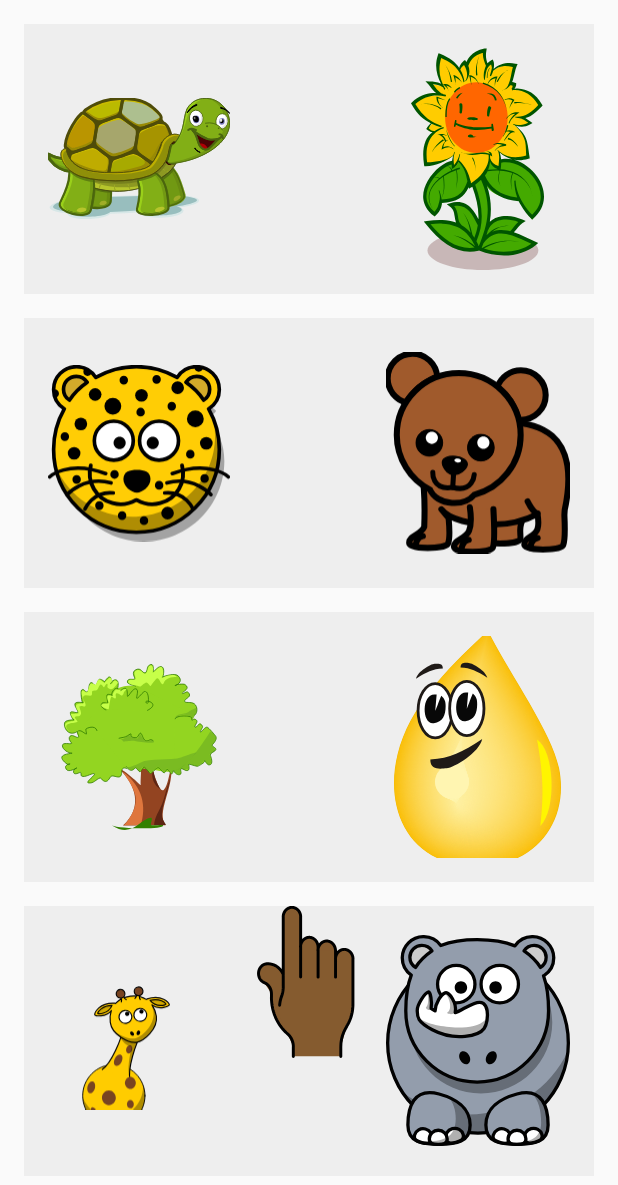
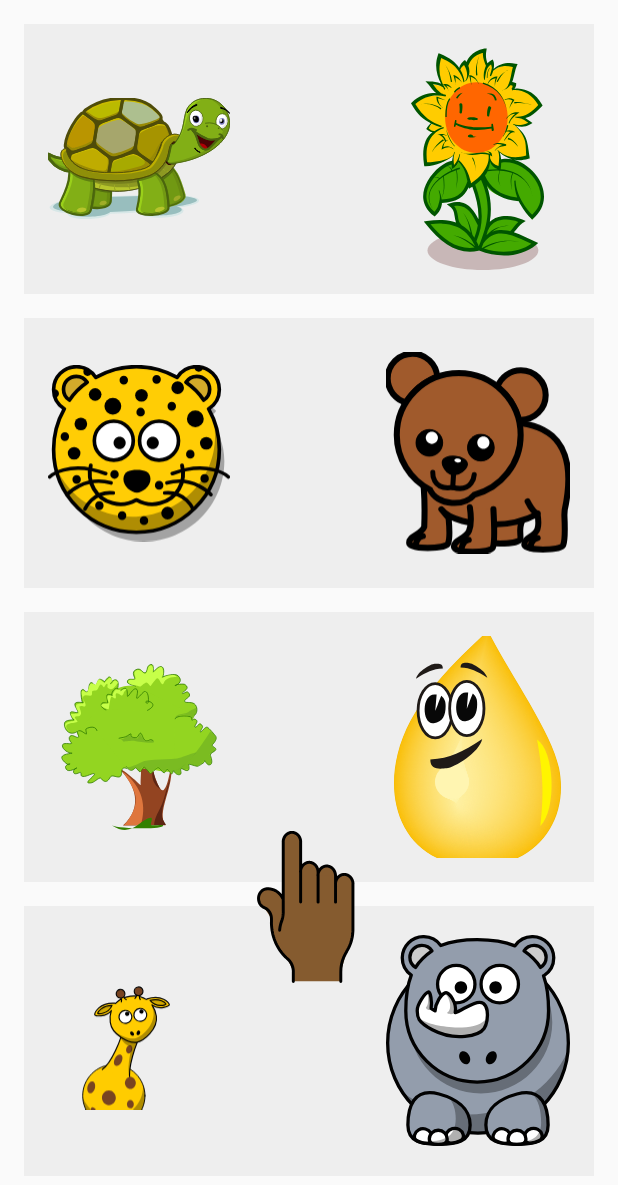
Before and after one commit to elimu-ai/start-guide, an Android app: the screen it shows after launch (SwipeUpDownActivity), on a phone screen of 412 x 824 dp. Shown: the top 1185 px of the screen. Run offline under Robolectric (Android 15) with nearby library versions, the phone set to English and light mode, and no system bars.

Commit message:
Added gesture detector and the scroll down explanation

```diff
--- a/app/src/main/java/org/literacyapp/startguide/content/swipe/SwipeUpDownActivity.java
+++ b/app/src/main/java/org/literacyapp/startguide/content/swipe/SwipeUpDownActivity.java
@@ -5,21 +5,31 @@ import android.os.Bundle;
 import android.support.v7.app.AppCompatActivity;
 import android.support.v7.widget.LinearLayoutManager;
 import android.support.v7.widget.RecyclerView;
+import android.view.GestureDetector;
+import android.view.MotionEvent;
+import android.view.View;
 
 import org.literacyapp.startguide.R;
 import org.literacyapp.startguide.util.AnimationHelper;
+import org.literacyapp.startguide.util.MediaPlayerHelper;
 
 
 /**
  *
  */
-public class SwipeUpDownActivity extends AppCompatActivity {
+public class SwipeUpDownActivity extends AppCompatActivity implements GestureDetector.OnGestureListener {
+
+    private GestureDetector mGestureDetector;
+    private View mHandView;
+    private boolean detectUp = true;
+    private boolean detectDown = false;
 
     @Override
     protected void onCreate(Bundle savedInstanceState) {
         super.onCreate(savedInstanceState);
-        setContentView(R.layout.activity_main);
+        setContentView(R.layout.activity_swipe_up_down);
 
+        //List of images
         TypedArray imagesArray = getResources().obtainTypedArray(R.array.image_files);
         SwipeUpDownAdapter adapter = new SwipeUpDownAdapter(imagesArray);
 
@@ -27,9 +37,102 @@ public class SwipeUpDownActivity extends AppCompatActivity {
         recyclerView.setLayoutManager(new LinearLayoutManager(this));
         recyclerView.setAdapter(adapter);
 
-        // TODO: 04/02/2017 play "Swipe to scroll up"
-        //MediaPlayerHelper.play(this, R.raw.);
+        //Hand view
+        mHandView = findViewById(R.id.hand);
 
-        AnimationHelper.animateView(this, findViewById(R.id.hand), R.anim.slide_up);
+        //Add gesture detector
+        mGestureDetector = new GestureDetector(this, this);
+        recyclerView.setOnTouchListener(new View.OnTouchListener() {
+            @Override
+            public boolean onTouch(View v, MotionEvent event) {
+                return mGestureDetector.onTouchEvent(event);
+            }
+        });
+
+        showScrollUp();
     }
+
+    /**
+     * Scroll up explanation with audio and hand animation
+     */
+    private void showScrollUp() {
+        //TODO: 04/02/2017 update audio file (en, sw) "Swipe to scroll up"
+        MediaPlayerHelper.play(this, R.raw.scroll_up);
+        AnimationHelper.animateView(this, mHandView, R.anim.slide_up);
+    }
+
+    /**
+     * Scroll down explanation with audio and hand animation
+     */
+    private void showScrollDown() {
+        //TODO: 05/02/2017 update audio file (en, sw) "Swipe to scroll down"
+        MediaPlayerHelper.play(this, R.raw.scroll_down);
+        AnimationHelper.animateView(this, mHandView, R.anim.slide_down);
+    }
+
+    private boolean isDetectScrollUpActive() {
+        return detectUp;
+    }
+
+    private boolean isDetectScrollDownActive() {
+        return detectDown;
+    }
+
+    private void setDetectUpActive(boolean activeUpDetect) {
+        detectUp = activeUpDetect;
+    }
+
+    private void setDetectDownActive(boolean activeDownDetect) {
+        detectDown = activeDownDetect;
+    }
+
+    //region GestureDetector.OnGestureListener
+    @Override
+    public boolean onDown(MotionEvent e) {
+        return false;
+    }
+
+    @Override
+    public void onShowPress(MotionEvent e) {
+    }
+
+    @Override
+    public boolean onSingleTapUp(MotionEvent e) {
+        return false;
+    }
+
+    @Override
+    public boolean onScroll(MotionEvent e1, MotionEvent e2, float distanceX, float distanceY) {
+        return false;
+    }
+
+    @Override
+    public void onLongPress(MotionEvent e) {
+    }
+
+    @Override
+    public boolean onFling(MotionEvent e1, MotionEvent e2, float velocityX, float velocityY) {
+
+        float yMov = Math.abs(e1.getY() - e2.getY());
+        float xMov = Math.abs(e1.getX() - e2.getX());
+
+        //Detect vertical scroll
+        if (yMov > xMov) {
+
+            if (isDetectScrollUpActive() && (velocityY < 0)) {
+                //Detected scroll up
+                showScrollDown();
+
+                setDetectUpActive(false);
+                setDetectDownActive(true);
+
+            } else if (isDetectScrollDownActive() && (velocityY > 0)) {
+                //Detected scroll down
+                // TODO: 07/02/2017 go to swipe left right
+            }
+        }
+
+        return true;
+    }
+    //endregion
 }
--- /dev/null
+++ b/app/src/main/res/anim/slide_down.xml
@@ -0,0 +1,11 @@
+<?xml version="1.0" encoding="utf-8"?>
+<set
+    xmlns:android="http://schemas.android.com/apk/res/android"
+    android:fillAfter="true"
+    android:interpolator="@android:anim/linear_interpolator">
+
+    <translate
+        android:duration="1500"
+        android:fromYDelta="-40%p"
+        android:toYDelta="0%p"/>
+</set>
--- a/app/src/main/res/layout/activity_main.xml
+++ b/app/src/main/res/layout/activity_swipe_up_down.xml
@@ -20,7 +20,7 @@
         android:layout_height="wrap_content"
         android:layout_centerHorizontal="true"
         android:layout_alignParentBottom="true"
-        android:layout_marginBottom="100dp"
+        android:layout_marginBottom="@dimen/swipe_hand_margin_bottom"
         android:src="@drawable/index_finger" />
 
 </RelativeLayout>
--- a/app/src/main/res/values-w820dp/dimens.xml
+++ b/app/src/main/res/values-w820dp/dimens.xml
@@ -4,4 +4,6 @@
          would include 7" and 10" devices in landscape (~960dp and ~1280dp respectively). -->
     <dimen name="activity_horizontal_margin">64dp</dimen>
     <dimen name="gridlayout_text_size">200sp</dimen>
+
+    <dimen name="swipe_hand_margin_bottom">50dp</dimen>
 </resources>
--- a/app/src/main/res/values/dimens.xml
+++ b/app/src/main/res/values/dimens.xml
@@ -5,4 +5,6 @@
     <dimen name="gridlayout_text_size">140sp</dimen>
     <dimen name="text_margin">16dp</dimen>
     <dimen name="fab_margin">16dp</dimen>
+
+    <dimen name="swipe_hand_margin_bottom">150dp</dimen>
 </resources>
```
Also changed, not shown: 2 other files.
